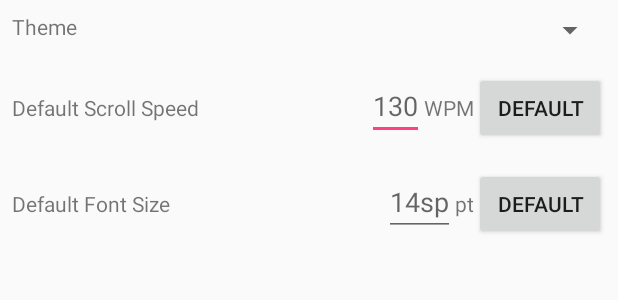
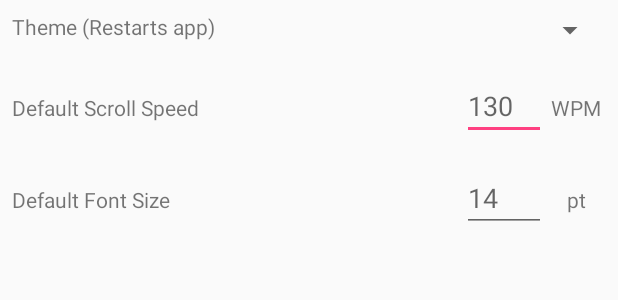
Before and after one commit to MrPiedPiper/SmarTeleprompter, an Android app: the layout activity_settings.xml on its own in the app's theme, with its tools: preview values and no code run, on a phone screen of 412 x 824 dp. Shown: the top 300 px of the screen. Run offline under Robolectric (Android 15) with nearby library versions, the phone set to English and light mode, and no system bars.

Commit message:
Add settings page functionality

```diff
--- a/app/src/main/res/layout/settings.xml
+++ b/app/src/main/res/layout/activity_settings.xml
@@ -3,7 +3,8 @@
     android:layout_width="match_parent"
     android:layout_height="match_parent"
     xmlns:tool="http://schemas.android.com/tools"
-    android:orientation="vertical">
+    android:orientation="vertical"
+    android:id="@+id/settings_layout">
 
     <LinearLayout
         android:layout_width="match_parent"
@@ -14,8 +15,9 @@
             android:layout_width="0dp"
             android:layout_height="wrap_content"
             android:layout_weight="1"
-            android:text="Theme"/>
+            android:text="@string/settings_theme"/>
         <Spinner
+            android:id="@+id/settings_theme_spinner"
             android:layout_width="wrap_content"
             android:layout_height="wrap_content"/>
     </LinearLayout>
@@ -29,19 +31,20 @@
             android:layout_width="0dp"
             android:layout_height="wrap_content"
             android:layout_weight="1"
-            android:text="Default Scroll Speed"/>
+            android:text="@string/settings_scroll_speed"/>
+
         <EditText
-            android:layout_width="wrap_content"
+            android:id="@+id/settings_scroll_speed_edittext"
+            android:layout_width="56dp"
             android:layout_height="wrap_content"
-            android:hint="@string/default_scroll_speed"/>
+            android:hint="@string/default_scroll_speed"
+            android:inputType="number" />
+
         <TextView
-            android:layout_width="wrap_content"
+            android:textAlignment="center"
+            android:layout_width="40dp"
             android:layout_height="wrap_content"
-            android:text="WPM"/>
-        <Button
-            android:layout_width="wrap_content"
-            android:layout_height="wrap_content"
-            android:text="Default"/>
+            android:text="@string/settings_wpm" />
     </LinearLayout>
 
     <LinearLayout
@@ -53,18 +56,18 @@
             android:layout_width="0dp"
             android:layout_height="wrap_content"
             android:layout_weight="1"
-            android:text="Default Font Size"/>
+            android:text="@string/settings_font_size"/>
+
         <EditText
-            android:layout_width="wrap_content"
+            android:id="@+id/settings_font_size_edittext"
+            android:layout_width="56dp"
             android:layout_height="wrap_content"
-            android:hint="@string/default_font_size"/>
+            android:hint="@string/default_font_size"
+            android:inputType="number" />
         <TextView
-            android:layout_width="wrap_content"
+            android:textAlignment="center"
+            android:layout_width="40dp"
             android:layout_height="wrap_content"
-            android:text="pt"/>
-        <Button
-            android:layout_width="wrap_content"
-            android:layout_height="wrap_content"
-            android:text="Default"/>
+            android:text="@string/settings_pt"/>
     </LinearLayout>
  </LinearLayout>
--- a/app/src/main/res/layout/script_list_item.xml
+++ b/app/src/main/res/layout/script_list_item.xml
@@ -40,5 +40,5 @@
         app:layout_constraintBottom_toBottomOf="parent"
         app:layout_constraintEnd_toEndOf="parent"
         app:layout_constraintTop_toTopOf="parent"
-        app:srcCompat="@drawable/baseline_more_vert_black_36" />
+        app:srcCompat="@drawable/baseline_more_vert_black_24" />
 </android.support.constraint.ConstraintLayout>
--- a/app/src/main/res/values/strings.xml
+++ b/app/src/main/res/values/strings.xml
@@ -5,16 +5,41 @@
     <string name="main_edittext_search">Enter a title here to search</string>
     <string name="main_sort_date">Date</string>
     <string name="main_sort_name">Name</string>
-    <string name="default_scroll_speed">130</string>
-    <string name="default_font_size">14sp</string>
     <string-array name="main_spinner_items">
         <item>@string/main_sort_date</item>
         <item>@string/main_sort_name</item>
     </string-array>
+    <string name="main_resume_button">Resume Script</string>
+
+    <!--Menu-->
+    <string name="main_menu_settings">Settings</string>
 
     <!--Loader-->
     <string name="loader_search_title_key">loader_search_title_key</string>
     <string name="loader_search_list_key">loader_search_list_key</string>
 
+    <!--Settings-->
+    <string name="settings_theme">Theme (Restarts app)</string>
+    <string name="settings_scroll_speed">Default Scroll Speed</string>
+    <string name="settings_wpm">WPM</string>
+    <string name="settings_font_size">Default Font Size</string>
+    <string name="settings_pt">pt</string>
+    <string name="settings_theme_light">Light</string>
+    <string name="settings_theme_dark">Dark</string>
+    <string-array name="settings_spinner_theme">
+        <item>@string/settings_theme_light</item>
+        <item>@string/settings_theme_dark</item>
+    </string-array>
+
+    <!--Defaults-->
+    <string name="default_scroll_speed">130</string>
+    <string name="default_font_size">14</string>
+
+    <!--SharedPreferences-->
+    <string name="shared_pref_settings_key">SmarTeleprompterSharedPreferencesSettingsKey</string>
+    <string name="shared_pref_settings_theme_key">SmarTeleprompterSharedPreferencesSettingsThemeKey</string>
+    <string name="shared_pref_settings_scroll_speed_key">SmarTeleprompterSharedPreferencesSettingsScrollSpeedKey</string>
+    <string name="shared_pref_settings_font_size_key">SmarTeleprompterSharedPreferencesSettingsFontSizeKey</string>
+
 
 </resources>
--- a/app/src/main/res/values/styles.xml
+++ b/app/src/main/res/values/styles.xml
@@ -1,7 +1,15 @@
 <resources>
 
-    <!-- Base application theme. -->
-    <style name="AppTheme" parent="Theme.AppCompat.Light">
+    <!-- Base application theme Light. -->
+    <style name="AppThemeLight" parent="Theme.AppCompat.Light">
+        <!-- Customize your theme here. -->
+        <item name="colorPrimary">@color/colorPrimary</item>
+        <item name="colorPrimaryDark">@color/colorPrimaryDark</item>
+        <item name="colorAccent">@color/colorAccent</item>
+        <item name="coordinatorLayoutStyle">@style/Widget.Support.CoordinatorLayout</item>
+    </style>
+    <!-- Base application theme Dark. -->
+    <style name="AppThemeDark" parent="Theme.AppCompat">
         <!-- Customize your theme here. -->
         <item name="colorPrimary">@color/colorPrimary</item>
         <item name="colorPrimaryDark">@color/colorPrimaryDark</item>
@@ -9,7 +17,7 @@
         <item name="coordinatorLayoutStyle">@style/Widget.Support.CoordinatorLayout</item>
     </style>
 
-    <!--TODO: add a seperate theme for the settings pages that *does* have an action bar-->
+    <!--TODO: add a seperate theme for the activity_settings pages that *does* have an action bar-->
     <!--TODO: add Widget-->
 
 </resources>
```
Also changed, not shown: app/src/main/AndroidManifest.xml (+6 -2 lines), app/src/main/java/com/fancystachestudios/smarteleprompter/MainActivity.java (+39 -3 lines), app/src/main/java/com/fancystachestudios/smarteleprompter/SettingsActivity.java (added, +153 -0 lines), app/src/main/java/com/fancystachestudios/smarteleprompter/scriptRecyclerView/ScriptRecyclerViewAdapter.java (+18 -0 lines), app/src/main/res/layout/activity_main.xml (+5 -3 lines), app/src/main/res/menu/main_menu.xml (added, +9 -0 lines).
